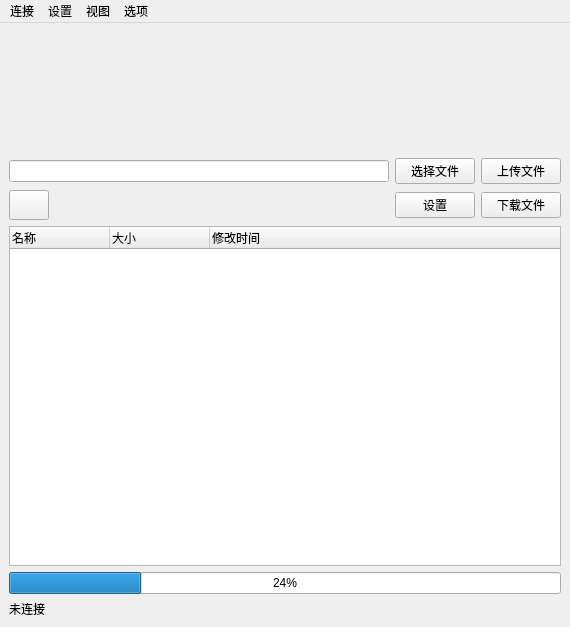
Before: the Qt Designer form mainwindow.ui in EdwardTuring/ftp_client, drawn with Qt 5.
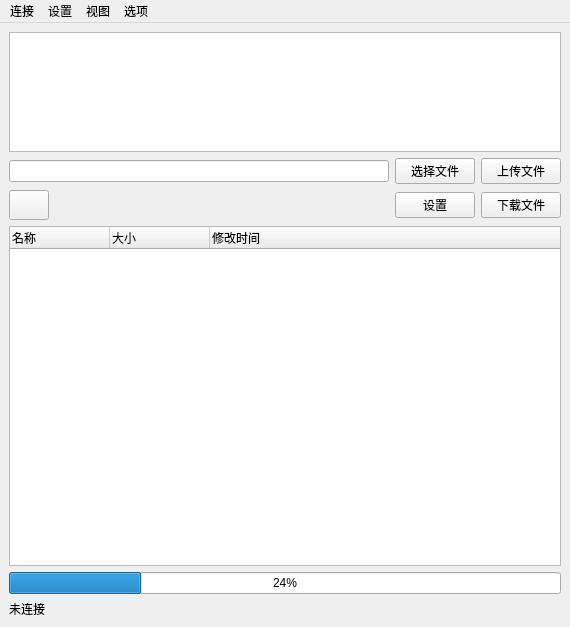
After: the same form once the commit is applied. Icons and pictures are not drawn. Custom widgets are drawn as their Qt base class.

Diff of the .ui file:
```diff
--- a/mainwindow.ui
+++ b/mainwindow.ui
@@ -21,27 +21,16 @@
        <number>0</number>
       </property>
       <item>
-       <widget class="PicWidget" name="pic_widget_" native="true">
-        <property name="minimumSize">
+       <widget class="QGraphicsView" name="graphicsView">
+        <property name="maximumSize">
          <size>
-          <width>0</width>
+          <width>16777215</width>
           <height>120</height>
          </size>
         </property>
         <property name="styleSheet">
-         <string notr="true">background:url(:/res/images/background.jpg) no-repeat;</string>
+         <string notr="true">background-image:url(:/res/images/background1.png);</string>
         </property>
-        <layout class="QVBoxLayout" name="verticalLayout_4">
-         <property name="spacing">
-          <number>0</number>
-         </property>
-         <property name="margin">
-          <number>0</number>
-         </property>
-         <item>
-          <layout class="QVBoxLayout" name="verticalLayout_3"/>
-         </item>
-        </layout>
        </widget>
       </item>
       <item>
@@ -235,14 +224,6 @@
    </property>
   </action>
  </widget>
- <customwidgets>
-  <customwidget>
-   <class>PicWidget</class>
-   <extends>QWidget</extends>
-   <header>picwidget.h</header>
-   <container>1</container>
-  </customwidget>
- </customwidgets>
  <resources>
   <include location="res.qrc"/>
  </resources>
```
